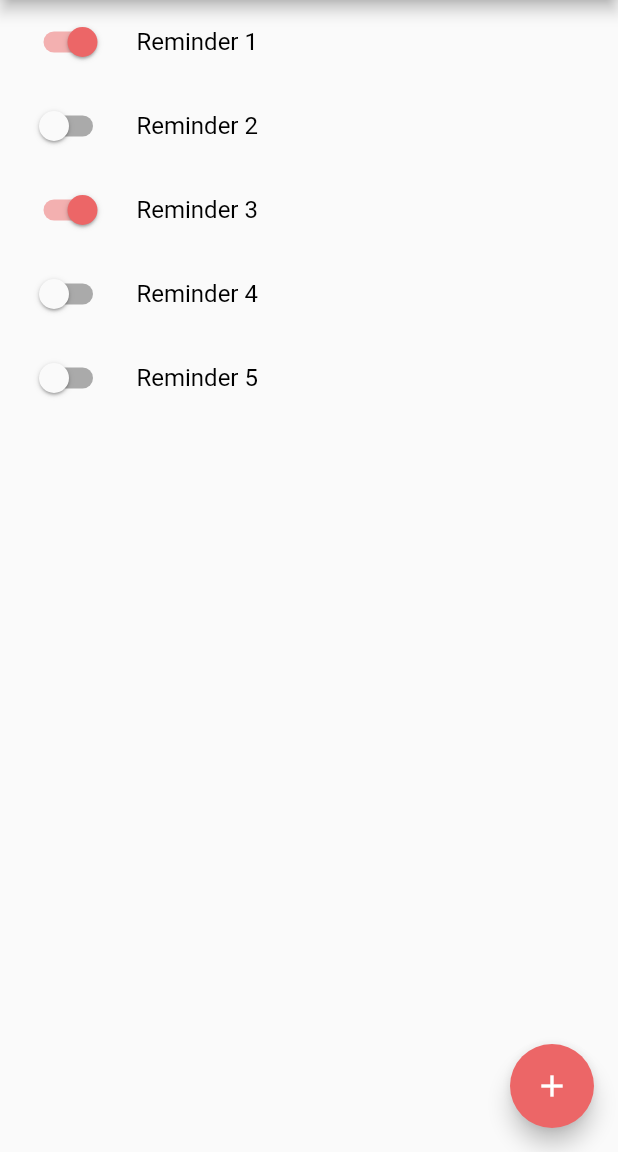
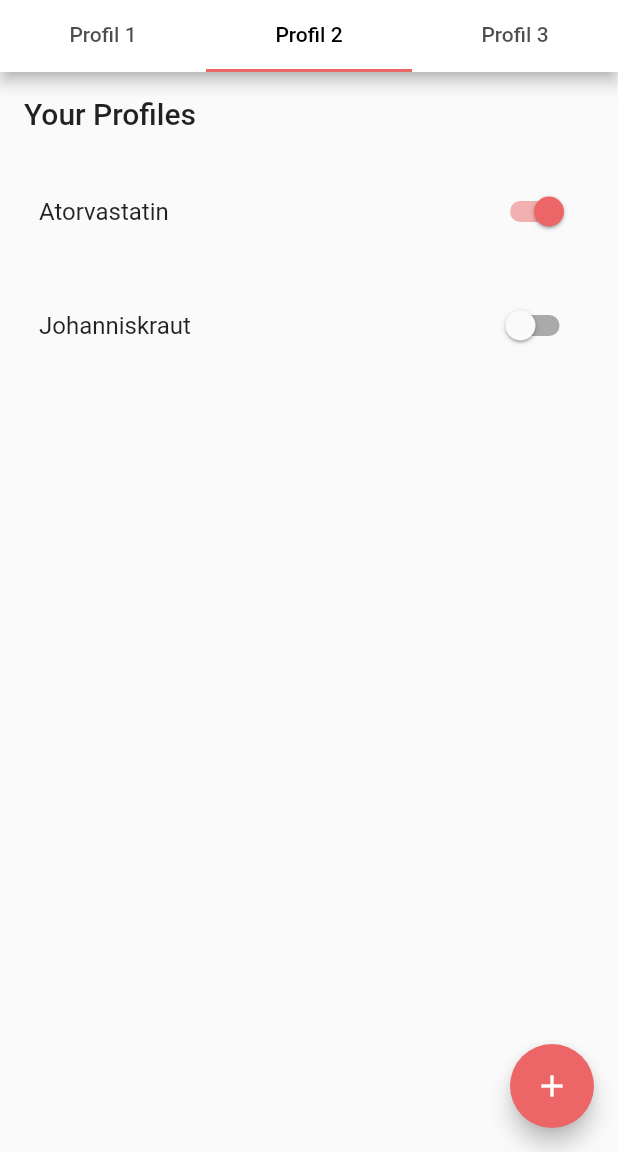
Before and after one commit to tobias-mack/tabmind, a Flutter app: the ReminderPageView screen opened directly, on a phone screen of 412 x 824 dp, the part 84-1236 px from its top. Run offline on Flutter 3.47's test engine with Material 2 defaults, Android fonts, the phone set to English and light mode, and no system bars; our stand-ins replace flutter_riverpod, freezed_annotation, table_calendar.

Commit message:
reminder && profile page updated

```diff
--- a/lib/pages/profiles/profiles_view.dart
+++ b/lib/pages/profiles/profiles_view.dart
@@ -14,7 +14,6 @@ class ProfilesView extends StatefulWidget {
 }
 
 class _ProfilesViewState extends State<ProfilesView> {
-  List<bool> _values = [true, false, true, false, false];
   List<ProfileTile> list = [
     ProfileTile("Profile 1", true),
     ProfileTile("Profile 2", true),
--- a/lib/pages/reminderPage/reminderPage_view.dart
+++ b/lib/pages/reminderPage/reminderPage_view.dart
@@ -2,6 +2,8 @@ import 'package:flutter/material.dart';
 import 'package:flutter_riverpod/flutter_riverpod.dart';
 import 'package:tabmind/pages/creationPage/creationPage_view.dart';
 
+import '../../ui-kit/calendar_table.dart';
+import '../../ui-kit/profile_tile.dart';
 import '../../util/AppColors.dart';
 import 'reminderPage_model.dart';
 
@@ -13,12 +15,30 @@ class ReminderPageView extends StatefulWidget {
 }
 
 class _ReminderPageViewState extends State<ReminderPageView> {
-  List<bool> _values = [true, false, true, false, false];
+  List<ProfileTile> list1 = [
+    ProfileTile("Ibuprofen", true),
+    ProfileTile("Paracetamol", true),
+    ProfileTile("Lisinopril", false),
+  ];
+  List<ProfileTile> list2 = [
+    ProfileTile("Atorvastatin", true),
+    ProfileTile("Johanniskraut", false),
+  ];
+  List<ProfileTile> list3 = [
+    ProfileTile("Fentanyl", false),
+    ProfileTile("Ibuprofen", true),
+    ProfileTile("Dopamin", true),
+    ProfileTile("Johanniskraut", true),
+
+  ];
 
   Widget build(BuildContext context) {
     final int count = 4; //Anzahl an Switches
 
-    return Scaffold(
+    return DefaultTabController(
+      initialIndex: 1,
+      length: 3,
+      child: Scaffold(
         appBar: AppBar(
           backgroundColor: Colors.white,
           title: const Image(
@@ -27,35 +47,74 @@ class _ReminderPageViewState extends State<ReminderPageView> {
             height: 50,
           ),
           centerTitle: true,
+          bottom: const TabBar(
+            labelColor: Colors.black,
+            indicatorColor: accentColor,
+            tabs: <Widget>[
+              Tab(
+                text: "Profil 1",
               ),
+              Tab(
+                text: "Profil 2",
+              ),
+              Tab(
+                text: "Profil 3",
+              ),
+            ],
+          ),
+        ),
+        body: TabBarView(
+          children: <Widget>[
+            Center(
+              child: Column(
+                crossAxisAlignment: CrossAxisAlignment.start,
+                children: <Widget>[
+                  Padding(
+                    padding: const EdgeInsets.all(16.0),
+                    child: Text("Your Profiles",
+                        style: Theme.of(context).textTheme.headline6),
+                  ),
+                  for (int i = 0; i <= list1.length - 1; i++)
+                    list1[i]
+                ],
+              ),
+            ),
+            Center(
+              child: Column(
+                crossAxisAlignment: CrossAxisAlignment.start,
+                children: <Widget>[
+                  Padding(
+                    padding: const EdgeInsets.all(16.0),
+                    child: Text("Your Profiles",
+                        style: Theme.of(context).textTheme.headline6),
+                  ),
+                  for (int i = 0; i <= list2.length - 1; i++)
+                    list2[i]
+                ],
+              ),            ),
+            Center(
+              child: Column(
+                crossAxisAlignment: CrossAxisAlignment.start,
+                children: <Widget>[
+                  Padding(
+                    padding: const EdgeInsets.all(16.0),
+                    child: Text("Your Profiles",
+                        style: Theme.of(context).textTheme.headline6),
+                  ),
+                  for (int i = 0; i <= list3.length - 1; i++)
+                    list3[i]
+                ],
+              ),            ),
+          ],
+        ),
+
+
         floatingActionButton: FloatingActionButton(
           onPressed:  () {Navigator.of(context).push(MaterialPageRoute(builder: (context) => CreationPageView()));},
           tooltip: 'tooltip',
           backgroundColor: accentColor,
           child: Icon(Icons.add),
         ),
-      body: Column(
-        children: <Widget>[
-          for (int i = 0; i <= count; i++)
-            ListTile(
-              title: Text(
-                'Reminder ${i + 1}',
-                style: Theme.of(context)
-                    .textTheme
-                    .subtitle1!
-                    .copyWith(color: Colors.black),
-              ),
-              leading: Switch(
-                value: _values[i],
-                activeColor: accentColor,
-                onChanged: (bool value) {
-                  setState(() {
-                    _values[i] = value;
-                  });
-                },
-              ),
-            ),
-        ],
       ),
     );
 
--- a/lib/ui-kit/profile_tile.dart
+++ b/lib/ui-kit/profile_tile.dart
@@ -2,13 +2,20 @@ import 'package:flutter/material.dart';
 
 import '../util/AppColors.dart';
 
-class ProfileTile extends StatelessWidget {
+class ProfileTile extends StatefulWidget {
   final String name;
   bool switcher;
 
   ProfileTile(this.name, this.switcher, {Key? key}) : super(key: key);
 
   @override
+  _ProfileTileState createState() => _ProfileTileState();
+}
+
+
+class _ProfileTileState extends State<ProfileTile> {
+
+
   Widget build(BuildContext context) {
 
   return GestureDetector(
@@ -20,19 +27,19 @@ class ProfileTile extends StatelessWidget {
     padding: const EdgeInsets.all(10.0),
     child: ListTile(
               title: Text(
-                name,
+                widget.name,
                 style: Theme.of(context)
                     .textTheme
                     .subtitle1!
                     ,
               ),
               trailing: Switch(
-                value: switcher,
+                value: widget.switcher,
                 activeColor: accentColor,
                 onChanged: (bool value) {
-                  //setState(() {
-                  //  _values[i] = value;
-                  //});
+                  setState(() {
+                    widget.switcher = value;
+                  });
                 },
               ),
             ),),
```
Lines whose indentation alone changed are shown as unchanged.
